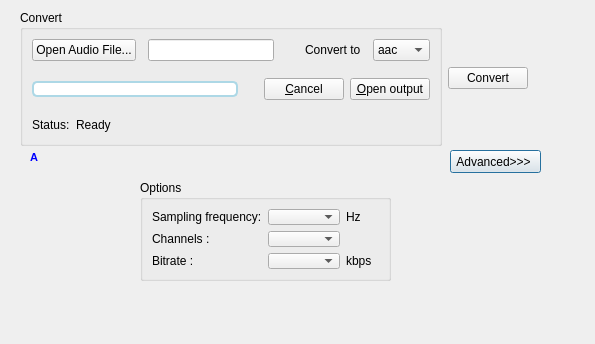
Above: src/audioconvdialog.ui from rupeshs/ExMplayer before the change. Below: the same form after it.
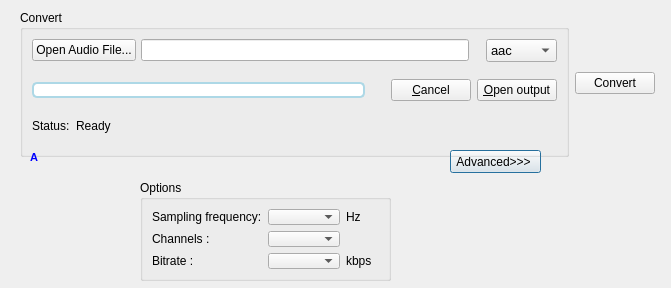
That is the form after the change. Icons and pictures are not drawn.

The edit to the form file:
```diff
--- a/src/audioconvdialog.ui
+++ b/src/audioconvdialog.ui
@@ -6,8 +6,8 @@
    <rect>
     <x>0</x>
     <y>0</y>
-    <width>595</width>
-    <height>344</height>
+    <width>671</width>
+    <height>288</height>
    </rect>
   </property>
   <property name="windowTitle">
@@ -93,8 +93,8 @@
     <rect>
      <x>20</x>
      <y>10</y>
-     <width>508</width>
-     <height>136</height>
+     <width>635</width>
+     <height>147</height>
     </rect>
    </property>
    <layout class="QHBoxLayout" name="horizontalLayout_2">
@@ -107,7 +107,7 @@
        <item row="0" column="0">
         <layout class="QHBoxLayout" name="horizontalLayout">
          <property name="spacing">
-          <number>12</number>
+          <number>5</number>
          </property>
          <item>
           <widget class="QPushButton" name="pushButton">
@@ -148,15 +148,25 @@
            </property>
           </widget>
          </item>
-         <item>
-          <widget class="QLabel" name="label_2">
-           <property name="text">
-            <string>Convert to</string>
-           </property>
-          </widget>
-         </item>
          <item>
           <widget class="QComboBox" name="comboBoxAfmts">
+           <property name="minimumSize">
+            <size>
+             <width>71</width>
+             <height>0</height>
+            </size>
+           </property>
+           <property name="maximumSize">
+            <size>
+             <width>71</width>
+             <height>16777215</height>
+            </size>
+           </property>
+           <property name="font">
+            <font>
+             <pointsize>10</pointsize>
+            </font>
+           </property>
            <item>
             <property name="text">
              <string>aac</string>
```
Left out of the diff: 8 changed lines with no effect on the pictures.
